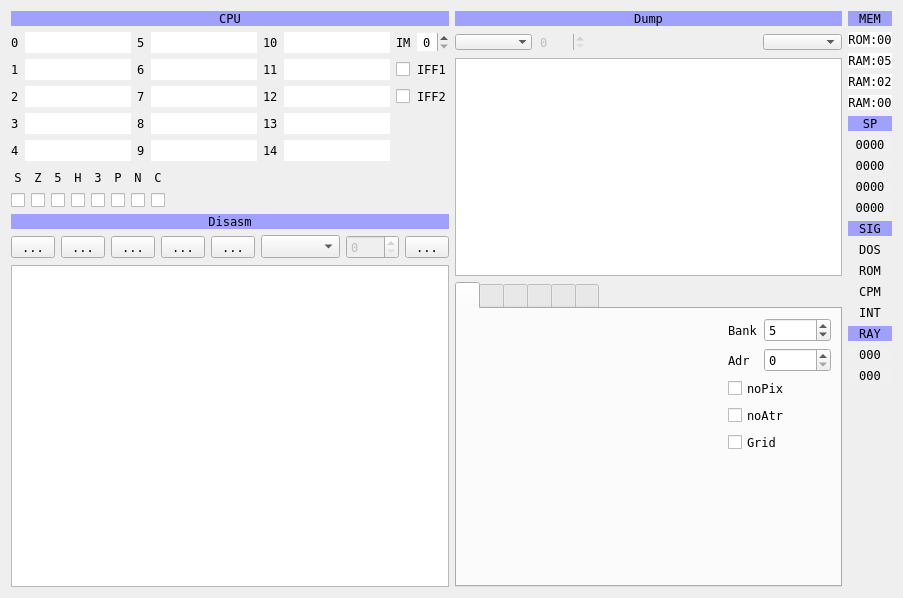
Old version of the form ui/debuger.ui in the repository samstyle/Xpeccy.
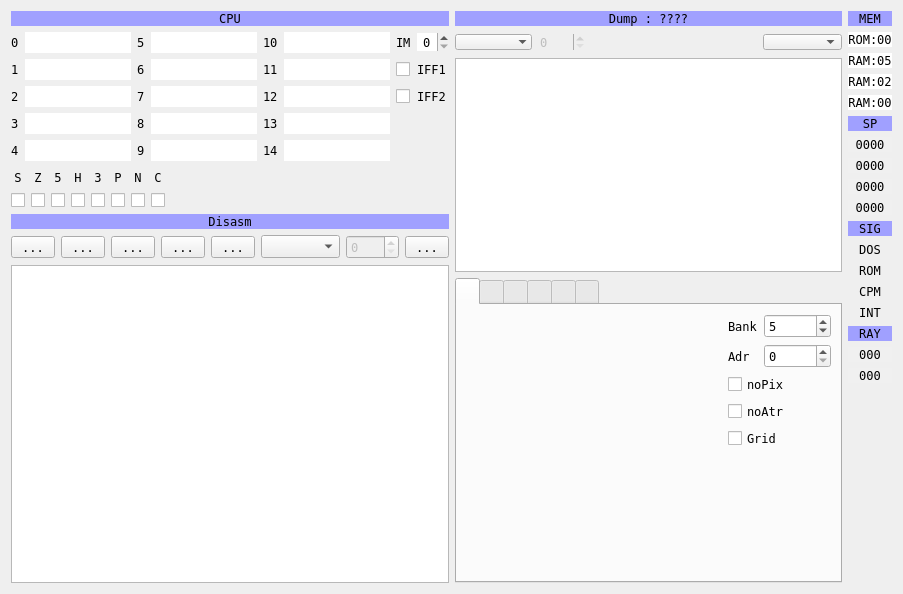
New version of the form. Icons and pictures are not drawn. Custom widgets are drawn as their Qt base class.

Commit message: build 20171111 [+] Refactoring of the tape catalog in the options window [+] Display the current dump address

The edit to the form file:
```diff
--- a/ui/debuger.ui
+++ b/ui/debuger.ui
@@ -10,7 +10,7 @@
     <x>0</x>
     <y>0</y>
     <width>813</width>
-    <height>598</height>
+    <height>594</height>
    </rect>
   </property>
   <property name="font">
@@ -830,7 +830,7 @@
           <string notr="true">background-color: rgb(160, 160, 255)</string>
          </property>
          <property name="text">
-          <string>Dump</string>
+          <string>Dump : ????</string>
          </property>
          <property name="alignment">
           <set>Qt::AlignCenter</set>
```
Left out of the diff: 2 changed lines with no effect on the pictures. The commit also changes 13 other files.
